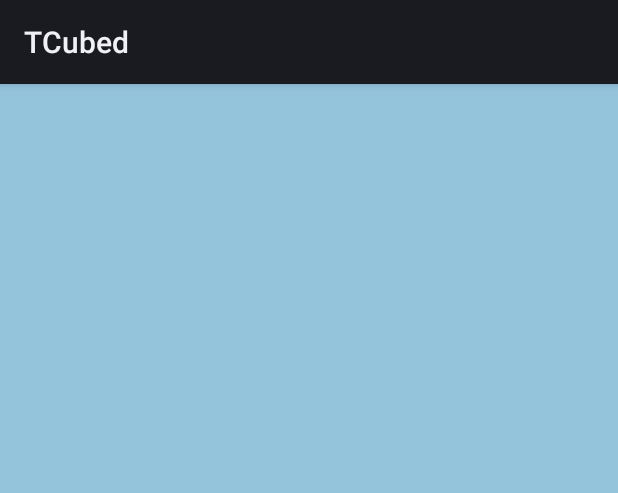
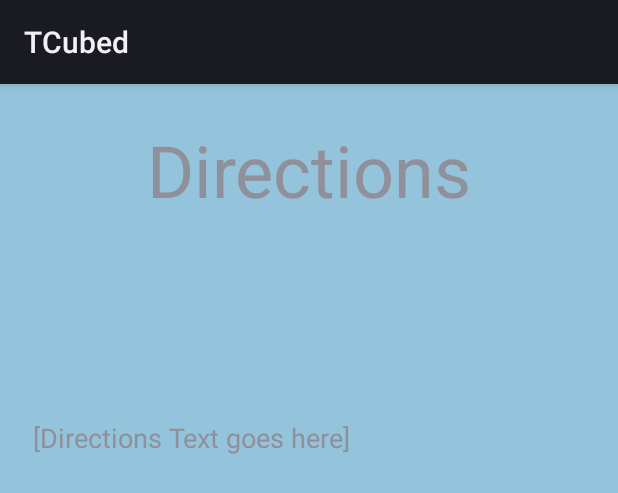
Before and after one commit to zcoop98/TCubed, an Android app: the layout activity_directions_menu.xml on its own in the app's theme, with its tools: preview values and no code run, on a phone screen of 412 x 824 dp. Shown: the top 493 px of the screen. Run offline under Robolectric (Android 15) with nearby library versions, the phone set to English and light mode, and no system bars.

Commit message:
Moved Frame layout to back of screen on Directions page

```diff
--- a/app/src/main/res/layout/activity_directions_menu.xml
+++ b/app/src/main/res/layout/activity_directions_menu.xml
@@ -5,6 +5,14 @@
     android:layout_width="match_parent"
     android:layout_height="match_parent"
     tools:context=".DirectionsMenu">
+
+    <FrameLayout
+        android:layout_width="match_parent"
+        android:layout_height="match_parent"
+        android:background="@color/Background">
+
+
+    </FrameLayout>
 
     <TextView
         android:id="@+id/textView30"
@@ -57,11 +65,4 @@
         </LinearLayout>
     </ScrollView>
 
-    <FrameLayout
-        android:layout_width="match_parent"
-        android:layout_height="match_parent"
-        android:background="@color/Background">
-
-
-    </FrameLayout>
 </android.support.constraint.ConstraintLayout>
```
